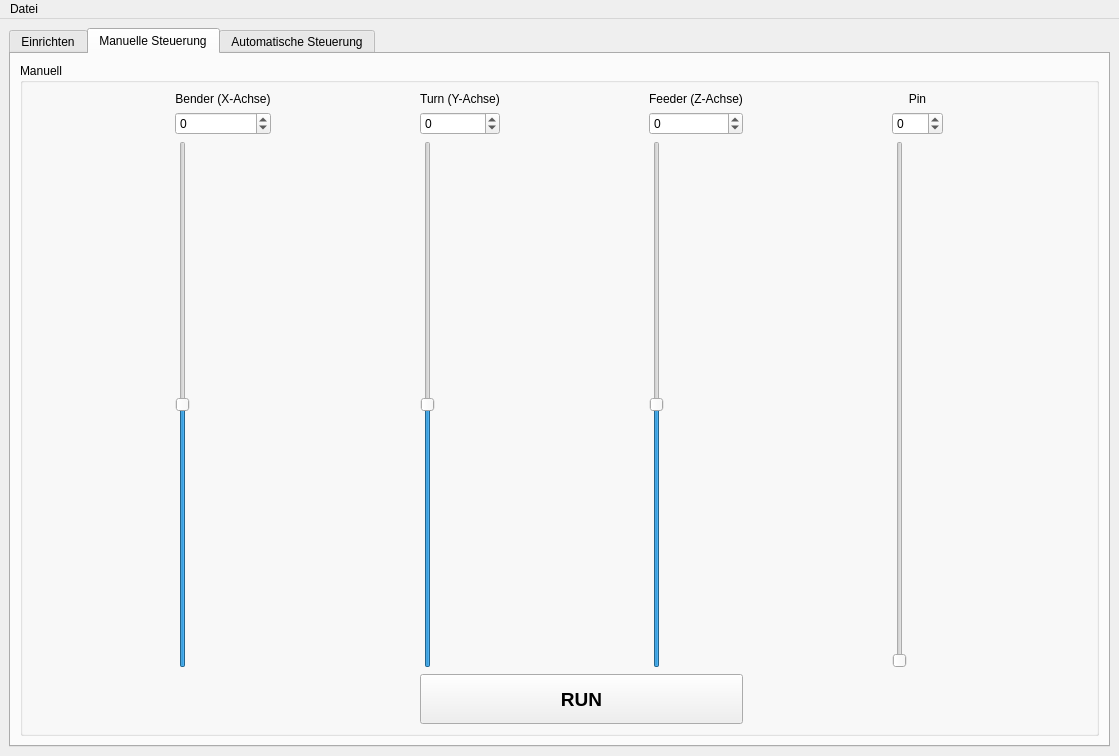
Above: Bendercontrol/View/GUI_Qt.ui from ChrisBaehrig/cnc-wire-bender before the change. Below: the same form after it.
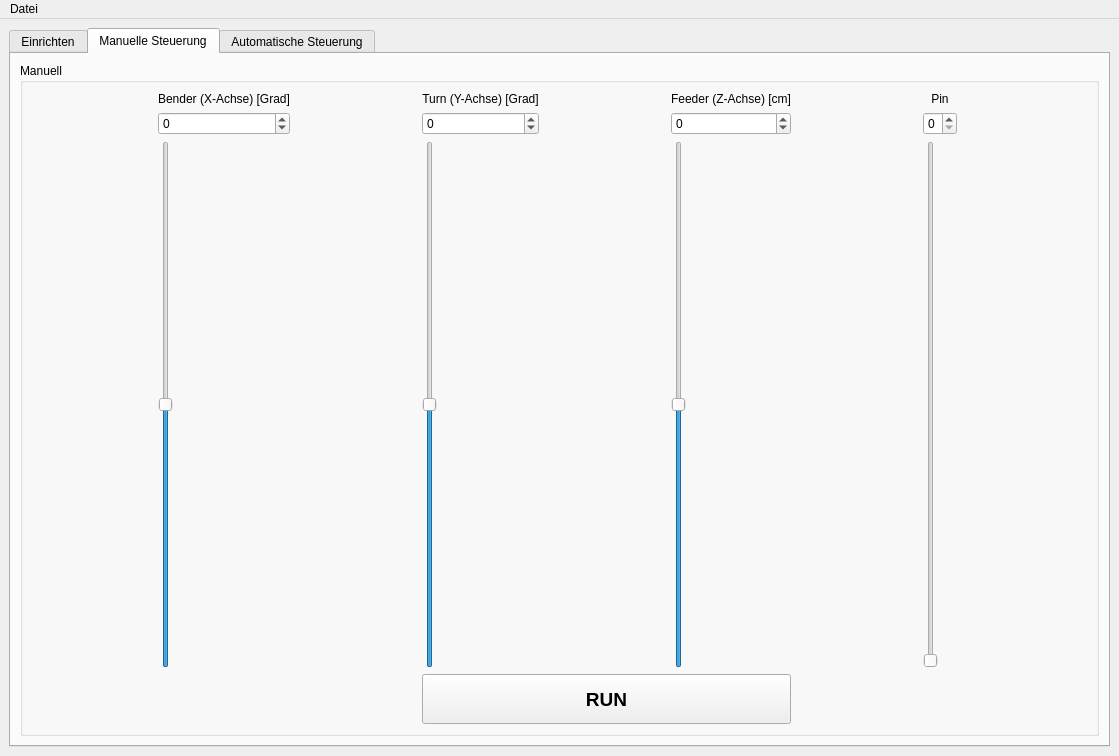
That is the form after the change. The open tabs and pages were chosen to show the change.

Diff of the .ui file:
```diff
--- a/Bendercontrol/View/GUI_Qt.ui
+++ b/Bendercontrol/View/GUI_Qt.ui
@@ -601,10 +601,10 @@
              <item row="1" column="0">
               <widget class="QSpinBox" name="spinBox_paxis">
                <property name="minimum">
-                <number>-100</number>
+                <number>0</number>
                </property>
                <property name="maximum">
-                <number>100</number>
+                <number>1</number>
                </property>
               </widget>
              </item>
@@ -672,7 +672,7 @@
              <item row="0" column="0">
               <widget class="QLabel" name="text_yaxis">
                <property name="text">
-                <string>Turn (Y-Achse)</string>
+                <string>Turn (Y-Achse) [Grad]</string>
                </property>
                <property name="alignment">
                 <set>Qt::AlignCenter</set>
@@ -695,10 +695,10 @@
                 <bool>false</bool>
                </property>
                <property name="minimum">
-                <number>-10700</number>
+                <number>-720</number>
                </property>
                <property name="maximum">
-                <number>10700</number>
+                <number>720</number>
                </property>
                <property name="orientation">
                 <enum>Qt::Vertical</enum>
@@ -722,7 +722,7 @@
              <item row="0" column="0">
               <widget class="QLabel" name="text_zaxis">
                <property name="text">
-                <string>Feeder (Z-Achse)</string>
+                <string>Feeder (Z-Achse) [cm]</string>
                </property>
                <property name="alignment">
                 <set>Qt::AlignCenter</set>
@@ -735,10 +735,10 @@
                 <bool>false</bool>
                </property>
                <property name="minimum">
-                <number>-20000</number>
+                <number>-720</number>
                </property>
                <property name="maximum">
-                <number>20000</number>
+                <number>720</number>
                </property>
                <property name="orientation">
                 <enum>Qt::Vertical</enum>
@@ -752,7 +752,7 @@
              <item row="0" column="0">
               <widget class="QLabel" name="text_xaxis">
                <property name="text">
-                <string>Bender (X-Achse)</string>
+                <string>Bender (X-Achse) [Grad]</string>
                </property>
                <property name="alignment">
                 <set>Qt::AlignCenter</set>
@@ -765,10 +765,10 @@
                 <bool>false</bool>
                </property>
                <property name="minimum">
-                <number>-4000</number>
+                <number>-180</number>
                </property>
                <property name="maximum">
-                <number>4000</number>
+                <number>180</number>
                </property>
                <property name="orientation">
                 <enum>Qt::Vertical</enum>
```
Left out of the diff: 22 changed lines with no effect on the pictures.
